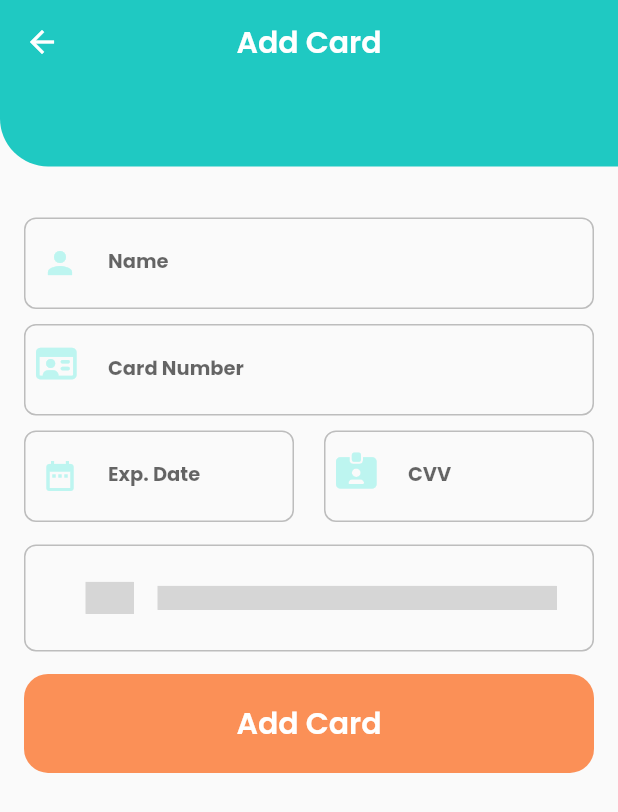
After one commit to mostafaramadanhamed/travel_booking, a Flutter app: the AddCardView screen opened directly, on a phone screen of 412 x 824 dp. The commit adds this screen. Shown: the top 812 px of the screen. Run offline on Flutter 3.47's test engine with Material 2 defaults, Android fonts, the phone set to English and light mode, and no system bars; drawn by our look-alikes of country_code_picker; our stand-ins replace another_carousel_pro, font_awesome_flutter, google_fonts; grey boxes are pictures that could not be loaded.

Commit message:
refactor add card

```diff
--- /dev/null
+++ b/lib/features/booking/presentation/views/add_cart_view.dart
@@ -0,0 +1,16 @@
+
+import 'package:flutter/material.dart';
+import 'package:travel_booking/features/booking/presentation/views/widgets/add_card_view_body.dart';
+import 'package:travel_booking/features/hotels/presentation/views/widgets/custom_app_bar.dart';
+
+class AddCardView extends StatelessWidget {
+  const AddCardView({super.key});
+  @override
+  Widget build(BuildContext context) {
+    final size=MediaQuery.of(context).size;
+    return Scaffold(
+      appBar: customAppBar(title: 'Add Card'),
+      body:AddCardViewBody(size: size),
+    );
+  }
+}
--- a/lib/features/booking/presentation/views/add_passenger_view.dart
+++ b/lib/features/booking/presentation/views/add_passenger_view.dart
@@ -1,6 +1,7 @@
 import 'package:flutter/material.dart';
 import 'package:font_awesome_flutter/font_awesome_flutter.dart';
 import 'package:travel_booking/core/utils/app_color.dart';
+import 'package:travel_booking/features/booking/presentation/views/add_cart_view.dart';
 import 'package:travel_booking/features/booking/presentation/views/widgets/book_flight_view_body.dart';
 import 'package:travel_booking/features/hotels/presentation/views/widgets/custom_app_bar.dart';
 import 'package:travel_booking/features/login/presentation/views/widgets/login_button.dart';
@@ -80,7 +81,14 @@ class _AddPassengerViewState extends State<AddPassengerView> {
                 buildAdultContainer(),
                 buildChildContainer(),
                 buildInfantContainer(),
-                ButtonBottom(size: size, text: 'Confirm', onPressed: (){},),
+                ButtonBottom(size: size, text: 'Done', onPressed: (){
+
+                  //todo refactor router
+                  Navigator.push(context, MaterialPageRoute(builder: (context){
+                    return  const AddCardView();
+                  }));
+
+                },),
               ],
             ),
           )
--- /dev/null
+++ b/lib/features/booking/presentation/views/widgets/add_card_text_fields.dart
@@ -0,0 +1,221 @@
+
+
+
+
+import 'package:country_code_picker/country_code_picker.dart';
+import 'package:flutter/material.dart';
+import 'package:flutter/services.dart';
+import 'package:font_awesome_flutter/font_awesome_flutter.dart';
+
+class CountryCode extends StatelessWidget {
+  const CountryCode({
+    super.key,
+  });
+
+  @override
+  Widget build(BuildContext context) {
+    return Container(
+      decoration: BoxDecoration(
+        border: Border.all(
+          color:  Colors.grey.shade400,
+        ),
+        borderRadius: BorderRadius.circular(8),
+      ),
+      child: const CountryCodePicker(
+        initialSelection: 'EG',
+        showCountryOnly: false,
+        showOnlyCountryWhenClosed: true,
+        favorite: ['+02', 'EG'],
+        alignLeft: true,
+        padding: EdgeInsets.all(16.0),
+      ),
+    );
+  }
+}
+
+class EXPTextFields extends StatelessWidget {
+  const EXPTextFields({
+    super.key,
+  });
+
+  @override
+  Widget build(BuildContext context) {
+    return Row(
+      children: [
+        Expanded(
+          child: TextFormField(
+            style: const TextStyle(
+                fontSize: 15,
+                color: Color(0XFF242424),
+                fontWeight: FontWeight.bold),
+            decoration: InputDecoration(
+                label: const Padding(
+                  padding: EdgeInsets.all(8.0),
+                  child: Text(
+                    'Exp. Date',
+                  ),
+                ),
+                labelStyle: const TextStyle(
+                  fontSize: 13,
+                ),
+                prefixIcon: const Padding(
+                  padding: EdgeInsets.all(8.0),
+                  child: Icon(Icons.date_range,
+                      color: Color(0XFFBDF5F0)),
+                ),
+                focusedBorder: OutlineInputBorder(
+                  borderRadius: BorderRadius.circular(8),
+                  borderSide: const BorderSide(
+                    color: Colors.black,
+                  ),
+                ),
+                enabledBorder: OutlineInputBorder(
+                  borderRadius: BorderRadius.circular(8),
+                  borderSide:  BorderSide(
+                    color: Colors.grey.shade400,
+                  ),
+                )),
+            keyboardType: TextInputType.datetime,
+            inputFormatters: [
+              LengthLimitingTextInputFormatter(5),
+            ],
+          ),
+        ),
+        const SizedBox(
+          width: 20,
+        ),
+        Expanded(
+          child: TextFormField(
+            style: const TextStyle(
+                fontSize: 15,
+                color: Color(0XFF242424),
+                fontWeight: FontWeight.bold),
+            decoration: InputDecoration(
+                label: const Padding(
+                  padding: EdgeInsets.all(8.0),
+                  child: Text(
+                    'CVV',
+                  ),
+                ),
+                labelStyle: const TextStyle(
+                  fontSize: 13,
+                ),
+                prefixIcon: const Padding(
+                  padding: EdgeInsets.all(8.0),
+                  child: FaIcon(FontAwesomeIcons.idCardClip,
+                      color: Color(0XFFBDF5F0)),
+                ),
+                focusedBorder: OutlineInputBorder(
+                  borderRadius: BorderRadius.circular(8),
+                  borderSide: const BorderSide(
+                    color: Colors.black,
+                  ),
+                ),
+                enabledBorder: OutlineInputBorder(
+                  borderRadius: BorderRadius.circular(8),
+                  borderSide:  BorderSide(
+                    color: Colors.grey.shade400,
+                  ),
+                )),
+            keyboardType: TextInputType.number,
+            inputFormatters: [
+              FilteringTextInputFormatter.digitsOnly,
+              LengthLimitingTextInputFormatter(4),
+            ],
+          ),
+        ),
+      ],
+    );
+  }
+}
+
+class CardNumberTextField extends StatelessWidget {
+  const CardNumberTextField({
+    super.key,
+  });
+
+  @override
+  Widget build(BuildContext context) {
+    return TextFormField(
+      style: const TextStyle(
+          fontSize: 15,
+          color: Color(0XFF242424),
+          fontWeight: FontWeight.bold),
+      decoration: InputDecoration(
+          label: const Padding(
+            padding: EdgeInsets.all(8.0),
+            child: Text(
+              'Card Number',
+            ),
+          ),
+          labelStyle: const TextStyle(
+            fontSize: 13,
+          ),
+          prefixIcon: const Padding(
+            padding: EdgeInsets.all(8.0),
+            child: FaIcon(FontAwesomeIcons.idCard,
+                color: Color(0XFFBDF5F0)),
+          ),
+          focusedBorder: OutlineInputBorder(
+            borderRadius: BorderRadius.circular(8),
+            borderSide: const BorderSide(
+              color: Colors.black,
+            ),
+          ),
+          enabledBorder: OutlineInputBorder(
+            borderRadius: BorderRadius.circular(8),
+            borderSide:  BorderSide(
+              color: Colors.grey.shade400,
+            ),
+          )),
+      keyboardType: TextInputType.number,
+      inputFormatters: [
+        FilteringTextInputFormatter.digitsOnly,
+        LengthLimitingTextInputFormatter(19),
+      ],
+    );
+  }
+}
+
+class NameTextField extends StatelessWidget {
+  const NameTextField({
+    super.key,
+  });
+
+  @override
+  Widget build(BuildContext context) {
+    return TextFormField(
+      style: const TextStyle(
+          fontSize: 15,
+          color: Color(0XFF242424),
+          fontWeight: FontWeight.bold),
+      decoration: InputDecoration(
+          label: const Padding(
+            padding: EdgeInsets.all(8.0),
+            child: Text(
+              'Name',
+            ),
+          ),
+          labelStyle: const TextStyle(
+            fontSize: 13,
+          ),
+          prefixIcon: const Padding(
+            padding: EdgeInsets.all(8.0),
+            child: Icon(Icons.person, color: Color(0XFFBDF5F0)),
+          ),
+          focusedBorder: OutlineInputBorder(
+            borderRadius: BorderRadius.circular(8),
+            borderSide:  const BorderSide(
+              color: Colors.black,
+            ),
+          ),
+          enabledBorder: OutlineInputBorder(
+            borderRadius: BorderRadius.circular(8),
+            borderSide:  BorderSide(
+              color: Colors.grey.shade400,
+            ),
+          )),
+      keyboardType: TextInputType.text,
+    );
+  }
+}
--- /dev/null
+++ b/lib/features/booking/presentation/views/widgets/add_card_view_body.dart
@@ -0,0 +1,58 @@
+
+
+import 'package:flutter/material.dart';
+
+import '../../../../login/presentation/views/widgets/login_button.dart';
+import 'add_card_text_fields.dart';
+import 'book_flight_view_body.dart';
+
+class AddCardViewBody extends StatelessWidget {
+  const AddCardViewBody({
+    super.key,
+    required this.size,
+  });
+
+  final Size size;
+
+  @override
+  Widget build(BuildContext context) {
+    return SingleChildScrollView(
+      physics: const BouncingScrollPhysics(),
+      child: Column(children: [
+        SmallestContainer(size: size),
+
+        Padding(
+          padding: const EdgeInsets.symmetric(horizontal: 16.0,vertical: 24),
+          child: Column(
+            children: [
+              const NameTextField(),
+              const SizedBox(
+                height: 10,
+              ),
+              const CardNumberTextField(),
+              const SizedBox(
+                height: 10,
+              ),
+              const EXPTextFields(),
+              const SizedBox(
+                height: 15,
+              ),
+              const CountryCode(),
+              const SizedBox(
+                height: 15,
+              ),
+              ButtonBottom(size: size, text: 'Add Card', onPressed: (){
+
+                //todo refactor router
+                // Navigator.push(context, MaterialPageRoute(builder: (context){
+                //   return  const AddCardView();
+                // }));
+
+              },),
+            ],
+          ),
+        )
+      ]),
+    );
+  }
+}
```
